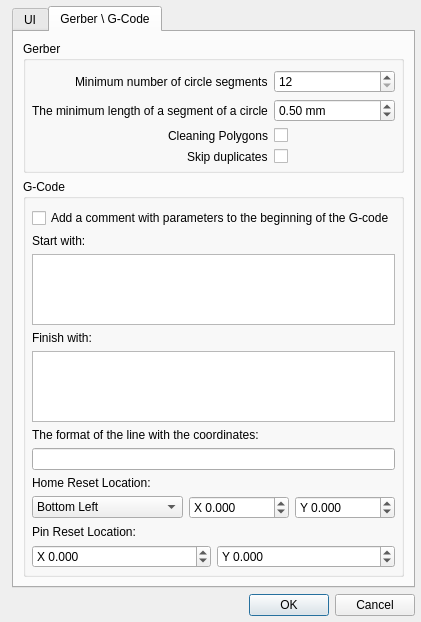
aLDime/GERBER_X2, file G2G/settingsdialog.ui: the form before one commit.
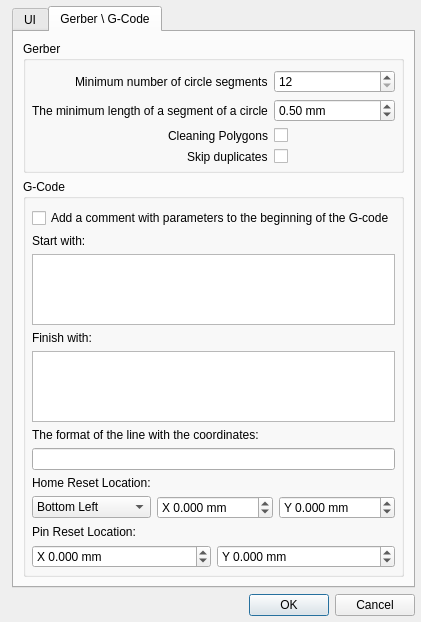
The form after the commit. Custom widgets are drawn as their Qt base class.

Diff of the .ui file:
```diff
--- a/G2G/settingsdialog.ui
+++ b/G2G/settingsdialog.ui
@@ -404,6 +404,9 @@
               <property name="prefix">
                <string>X </string>
               </property>
+              <property name="suffix">
+               <string> mm</string>
+              </property>
               <property name="decimals">
                <number>3</number>
               </property>
@@ -426,6 +429,9 @@
               <property name="prefix">
                <string>Y </string>
               </property>
+              <property name="suffix">
+               <string> mm</string>
+              </property>
               <property name="decimals">
                <number>3</number>
               </property>
@@ -453,6 +459,9 @@
               <property name="prefix">
                <string>X </string>
               </property>
+              <property name="suffix">
+               <string> mm</string>
+              </property>
               <property name="decimals">
                <number>3</number>
               </property>
@@ -469,6 +478,9 @@
               <property name="prefix">
                <string>Y </string>
               </property>
+              <property name="suffix">
+               <string> mm</string>
+              </property>
               <property name="decimals">
                <number>3</number>
               </property>
```
